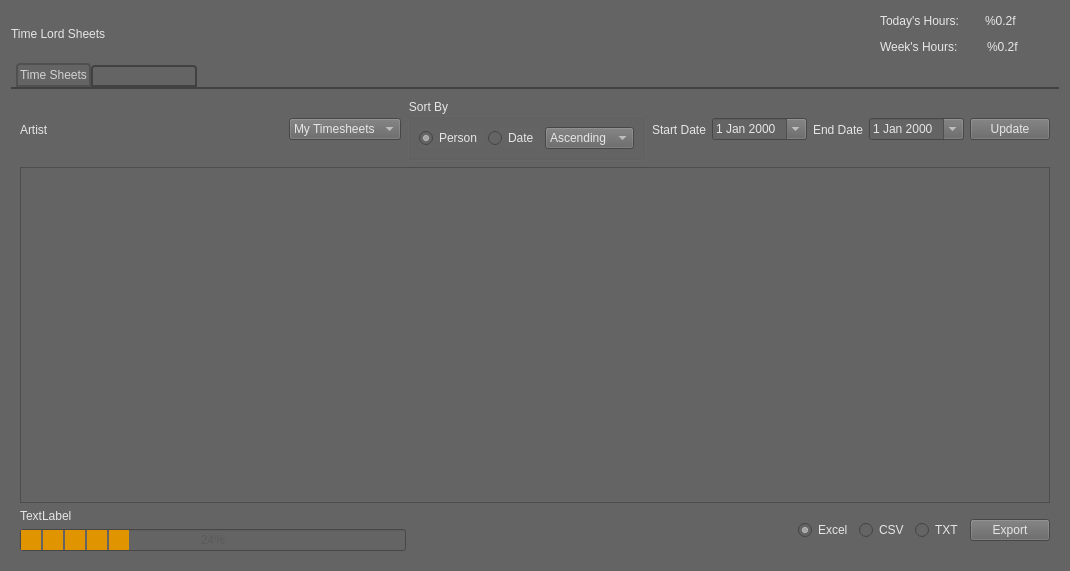
Above: Python/Utilities/time_lord/ui/time_lord_sheets.ui from SleepDeprivedVFX/t_sheets_listener before the change. Below: the same form after it.
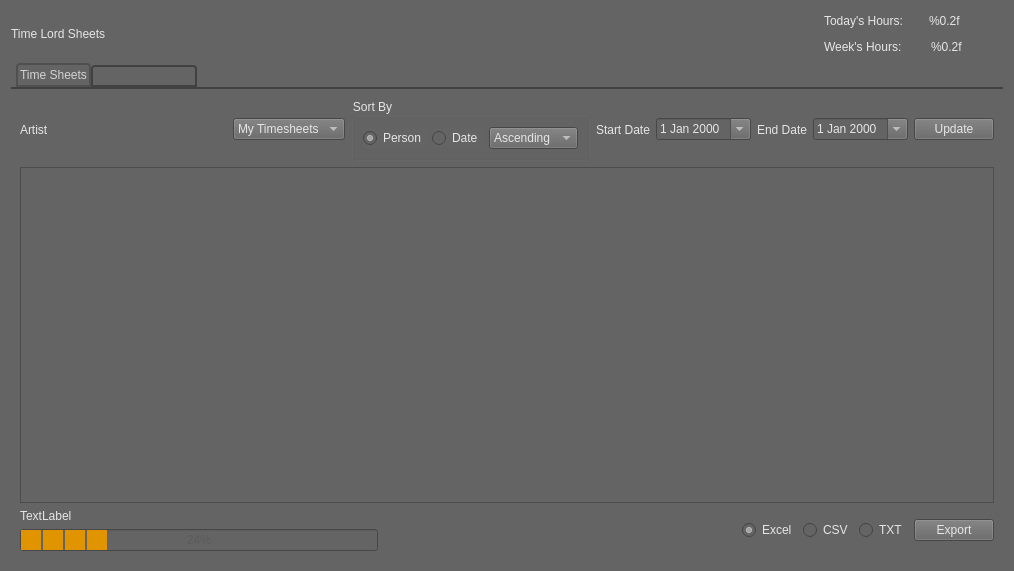
That is the form after the change. The open tabs and pages were chosen to show the change.

Commit message: Upgraded to PySide2 and Python 3

```diff
--- a/Python/Utilities/time_lord/ui/time_lord_sheets.ui
+++ b/Python/Utilities/time_lord/ui/time_lord_sheets.ui
@@ -6,7 +6,7 @@
    <rect>
     <x>0</x>
     <y>0</y>
-    <width>1070</width>
+    <width>1014</width>
     <height>571</height>
    </rect>
   </property>
```
Left out of the diff: 8 changed lines with no effect on the pictures. The commit also changes 2 other files.
